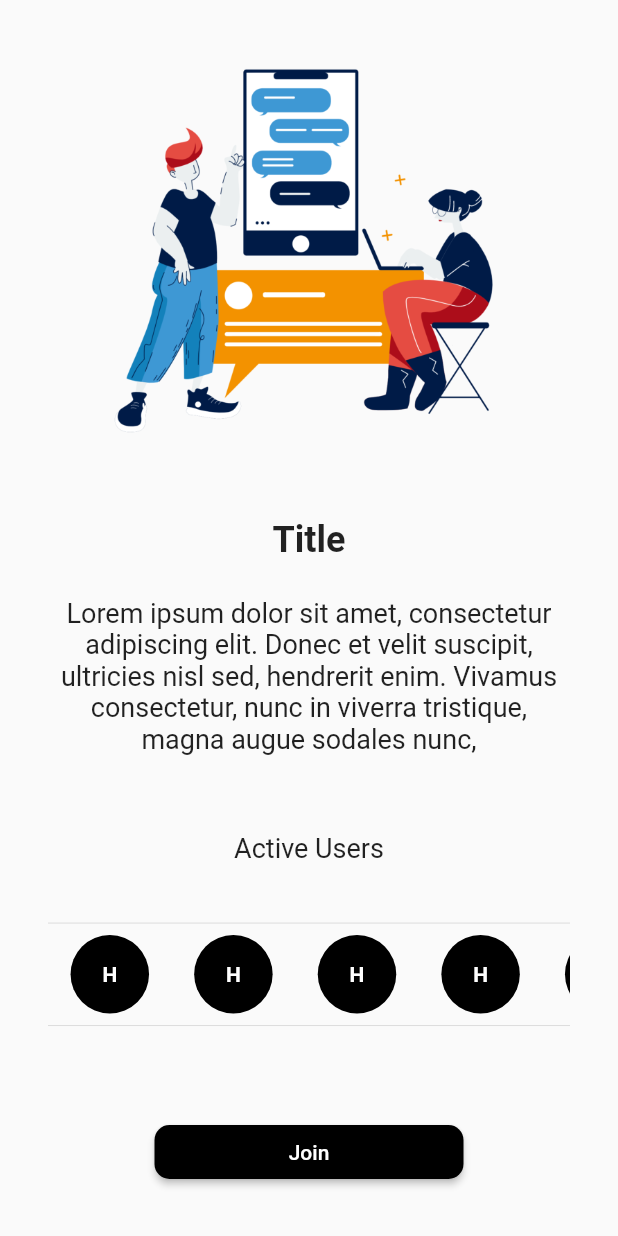
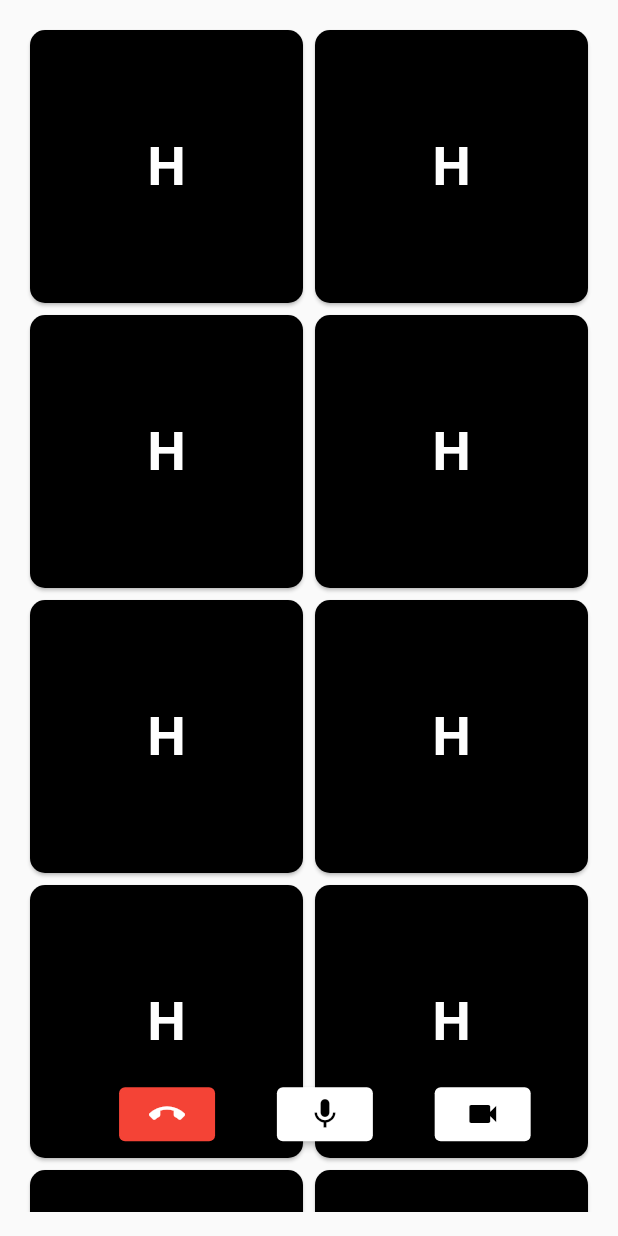
Before and after one commit to bugragoksu/virtual_study_app, a Flutter app: the DetailScreen screen opened directly, after a tap on "Join", on a phone screen of 412 x 824 dp. Run offline on Flutter 3.47's test engine with Material 2 defaults, Android fonts, the phone set to English and light mode, and no system bars.

Commit message:
added meet screen

```diff
--- a/lib/src/screens/detail/detail_screen.dart
+++ b/lib/src/screens/detail/detail_screen.dart
@@ -1,4 +1,5 @@
 import 'package:flutter/material.dart';
+import 'package:virtual_study_app/src/screens/meet/meet_screen.dart';
 
 import '../../core/extensions/context_extension.dart';
 import '../../widgets/buttons/base_button.dart';
@@ -75,7 +76,10 @@ class DetailScreen extends StatelessWidget {
     return Container(
       width: context.width / 2,
       child: BaseButton(
-        onPressed: () {},
+        onPressed: () {
+          Navigator.of(context)
+              .push(MaterialPageRoute(builder: (_) => MeetScreen()));
+        },
         title: "Join",
       ),
     );
--- /dev/null
+++ b/lib/src/screens/meet/meet_screen.dart
@@ -0,0 +1,90 @@
+import 'package:flutter/material.dart';
+
+import '../../core/extensions/context_extension.dart';
+
+class MeetScreen extends StatefulWidget {
+  const MeetScreen({Key? key}) : super(key: key);
+
+  @override
+  _MeetScreenState createState() => _MeetScreenState();
+}
+
+class _MeetScreenState extends State<MeetScreen> {
+  bool isMicOpen = true, isCameraOpen = true;
+
+  void changeMic() {
+    setState(() {
+      isMicOpen = !isMicOpen;
+    });
+  }
+
+  void changeCamera() {
+    setState(() {
+      isCameraOpen = !isCameraOpen;
+    });
+  }
+
+  @override
+  Widget build(BuildContext context) {
+    return Scaffold(
+      body: Padding(
+        padding: const EdgeInsets.all(16.0),
+        child: Stack(
+          children: [
+            GridView.builder(
+                gridDelegate: SliverGridDelegateWithFixedCrossAxisCount(
+                    crossAxisCount: 2),
+                itemCount: 19,
+                itemBuilder: (_, i) => Container(
+                      child: Card(
+                          shape: RoundedRectangleBorder(
+                              borderRadius: BorderRadius.circular(10)),
+                          color: Colors.black,
+                          child: Center(
+                            child: Text(
+                              'H',
+                              style: TextStyle(
+                                  color: Colors.white,
+                                  fontSize: 36,
+                                  fontWeight: FontWeight.bold),
+                            ),
+                          )),
+                    )),
+            Positioned(
+                bottom: context.mediumValue,
+                left: context.width / 6.5,
+                child: Row(
+                  mainAxisAlignment: MainAxisAlignment.spaceAround,
+                  children: [
+                    ElevatedButton(
+                        style: ElevatedButton.styleFrom(primary: Colors.red),
+                        onPressed: () {
+                          Navigator.of(context).pop();
+                        },
+                        child: Icon(Icons.call_end)),
+                    SizedBox(
+                      width: context.width * 0.1,
+                    ),
+                    ElevatedButton(
+                        style: ElevatedButton.styleFrom(primary: Colors.white),
+                        onPressed: changeMic,
+                        child: Icon(isMicOpen ? Icons.mic : Icons.mic_off,
+                            color: Colors.black)),
+                    SizedBox(
+                      width: context.width * 0.1,
+                    ),
+                    ElevatedButton(
+                        style: ElevatedButton.styleFrom(primary: Colors.white),
+                        onPressed: changeCamera,
+                        child: Icon(
+                          isCameraOpen ? Icons.videocam : Icons.videocam_off,
+                          color: Colors.black,
+                        )),
+                  ],
+                ))
+          ],
+        ),
+      ),
+    );
+  }
+}
```
